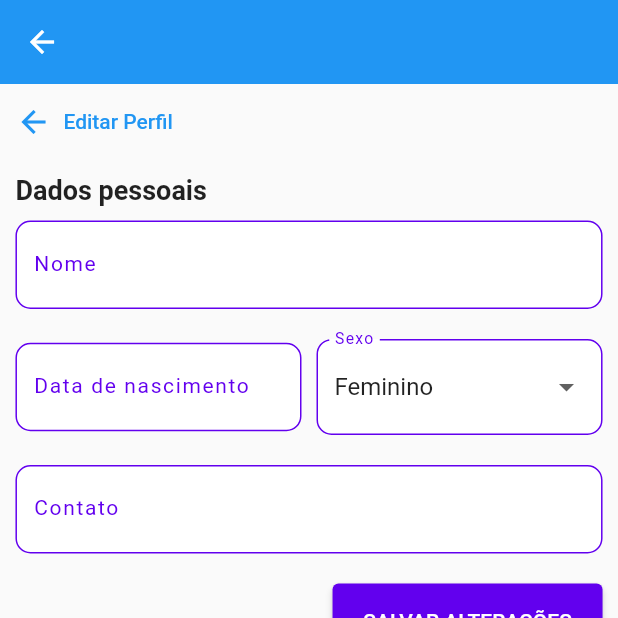
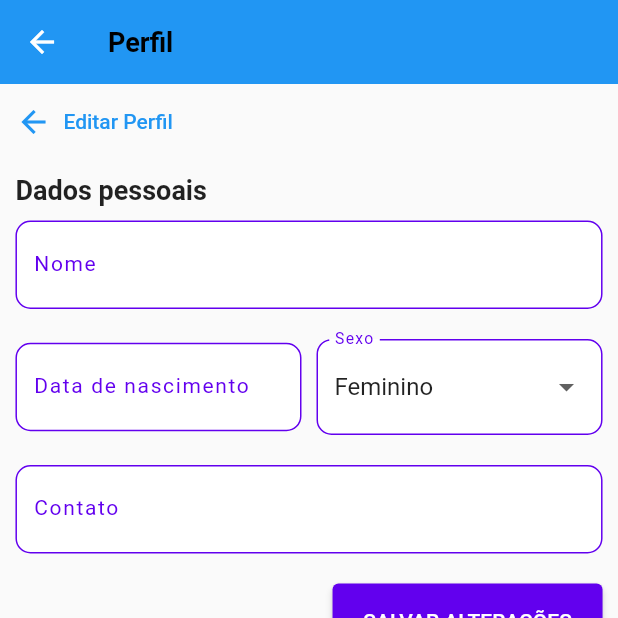
Before and after one commit to lesantucci/doemais-flutter, a Flutter app: the PerfilEditarScreen screen opened directly, on a phone screen of 412 x 824 dp, the top half of it. Run offline on Flutter 3.47's test engine with Material 2 defaults, Android fonts, the phone set to English and light mode, and no system bars; missing offline and left inert: http_interceptor; accounts and stored records are empty.

Commit message:
fixes: adiciona o titulo de tela de edicao do perfil

```diff
--- a/lib/usuario/screens/perfil_editar.screen.dart
+++ b/lib/usuario/screens/perfil_editar.screen.dart
@@ -83,7 +83,9 @@ class _PerfilEditarScreenState extends State<PerfilEditarScreen> {
   @override
   Widget build(BuildContext context) {
     return Scaffold(
-      appBar: AppBar(),
+      appBar: AppBar(
+        title: const Text("Perfil"),
+      ),
       body: Container(
         margin: const EdgeInsets.only(bottom: 20),
         child: SingleChildScrollView(
```
